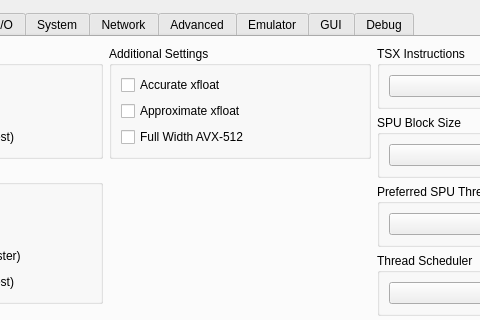
Qt form rpcs3/rpcs3qt/settings_dialog.ui (hoholee12/rpcs3-custom) before a commit; both pictures show x 181 to 661 and y 0 to 320 of the 856 by 688 pixel window.
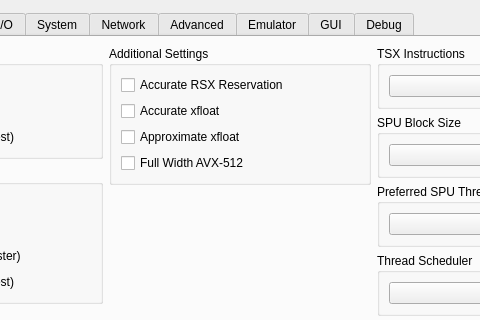
The same form after that commit. Icons and pictures are not drawn.

Diff of the .ui file:
```diff
--- a/rpcs3/rpcs3qt/settings_dialog.ui
+++ b/rpcs3/rpcs3qt/settings_dialog.ui
@@ -158,6 +158,13 @@
                <string>Additional Settings</string>
               </property>
               <layout class="QVBoxLayout" name="checkboxes_layout">
+               <item>
+                <widget class="QCheckBox" name="accurateRSXReservation">
+                 <property name="text">
+                  <string>Accurate RSX Reservation</string>
+                 </property>
+                </widget>
+               </item>
                <item>
                 <widget class="QCheckBox" name="accurateXFloat">
                  <property name="text">
```
